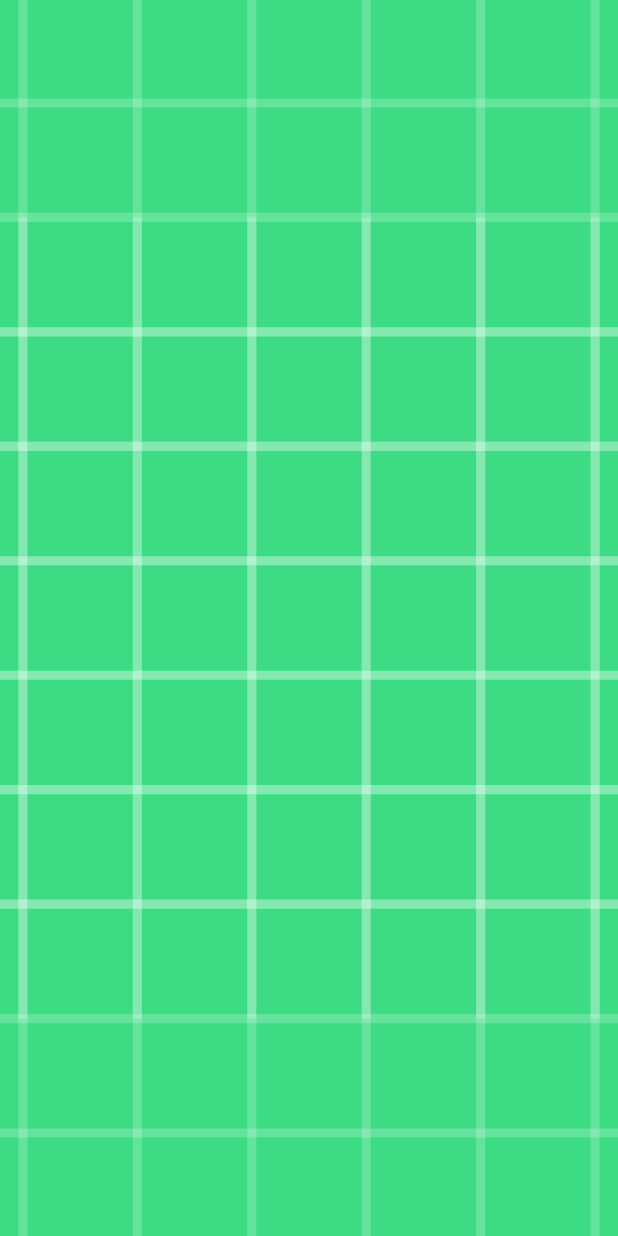
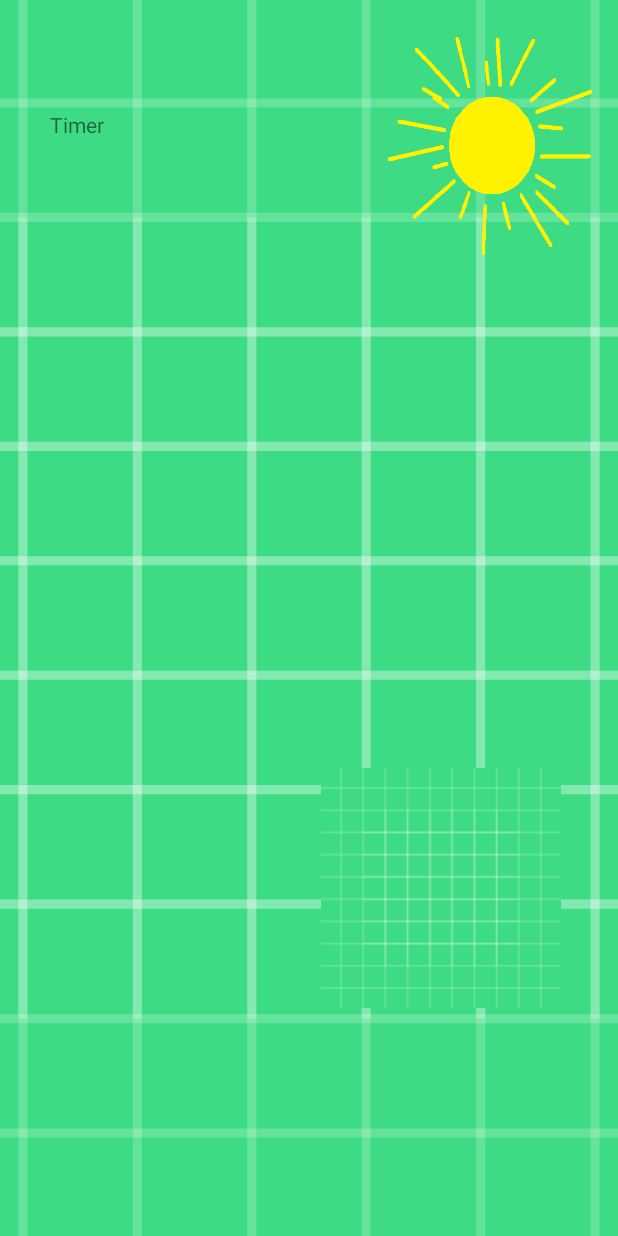
Before and after one commit to Pall00/AndroidProjektiRentoutusApp, an Android app: the layout activity_relaxing.xml on its own in the app's theme, with its tools: preview values and no code run, on a phone screen of 412 x 824 dp. Run offline under Robolectric (Android 15) with nearby library versions, the phone set to English and light mode, and no system bars.

Commit message:
UI fixed for some parts. Music fixed for relaxing mainactivty music not working properly

```diff
--- a/app/src/main/java/com/example/androidprojectirentoutusapp/MainActivity.java
+++ b/app/src/main/java/com/example/androidprojectirentoutusapp/MainActivity.java
@@ -21,13 +21,15 @@ public class MainActivity extends AppCompatActivity {
     private SharedPreferences userdata;
     private SharedPreferences.Editor userdataedit;
 
+    private MediaPlayer mediaPlayer;
+
     @Override
     protected void onCreate(Bundle savedInstanceState) {
         super.onCreate(savedInstanceState);
         setContentView(R.layout.activity_main);
 
-        MediaPlayer music = MediaPlayer.create(MainActivity.this, R.raw.taustamusa);
-        music.start();
+        //MediaPlayer mediaPlayer = MediaPlayer.create(getApplicationContext(), R.raw.taustamusa);
+        //mediaPlayer.start();
 
 
         userdata = getSharedPreferences("Userdata", MODE_PRIVATE);
--- a/app/src/main/java/com/example/androidprojectirentoutusapp/Relaxing.java
+++ b/app/src/main/java/com/example/androidprojectirentoutusapp/Relaxing.java
@@ -43,7 +43,6 @@ public class Relaxing extends AppCompatActivity {
         View view = findViewById(R.id.imageButtonAurinko);
         textView = findViewById(R.id.tvTimer);
         if (!timerOn) {
-            mediaPlayer.stop();
             mediaPlayer.start();
         //Toast.makeText(getApplicationContext(), "Minuutti", Toast.LENGTH_SHORT).show();
             CountDownTimer timer = new CountDownTimer(kello, 1000) {
@@ -55,7 +54,7 @@ public class Relaxing extends AppCompatActivity {
                 }
                 @Override
                 public void onFinish() {
-                    mediaPlayer.stop();
+                    mediaPlayer.pause();
                     textView.setText("Valmis");
                     if(User.getInstance().getLevel() <7 && timerOn){
                         Toast.makeText(getApplicationContext(), "Pääsit uudelle tasolle! Uusia trivia avautui!", Toast.LENGTH_SHORT).show();
@@ -106,9 +105,6 @@ public class Relaxing extends AppCompatActivity {
                 img.setImageResource(R.drawable.level6);
                 break;
             case 6:
-                img.setImageResource(R.drawable.level7);
-                break;
-            case 7:
                 img.setImageResource(R.drawable.level7);
                 break;
         }
--- a/app/src/main/java/com/example/androidprojectirentoutusapp/SetupMenu.java
+++ b/app/src/main/java/com/example/androidprojectirentoutusapp/SetupMenu.java
@@ -5,6 +5,7 @@ import androidx.appcompat.app.AppCompatActivity;
 import android.app.Dialog;
 import android.content.Intent;
 import android.content.SharedPreferences;
+import android.media.MediaPlayer;
 import android.os.Bundle;
 import android.view.View;
 import android.widget.Button;
--- a/app/src/main/java/com/example/androidprojectirentoutusapp/User.java
+++ b/app/src/main/java/com/example/androidprojectirentoutusapp/User.java
@@ -48,7 +48,7 @@ public class User {
     }
 
     public void levelUp(){
-        if(this.getLevel()<7) {
+        if(this.getLevel()<6) {
             this.level += 1;
         }
     }
--- a/app/src/main/res/layout/activity_relaxing.xml
+++ b/app/src/main/res/layout/activity_relaxing.xml
@@ -6,55 +6,59 @@
     android:layout_width="match_parent"
     android:layout_height="match_parent">
 
-    <androidx.constraintlayout.widget.ConstraintLayout
-        android:layout_width="match_parent"
-        android:layout_height="match_parent"
-        android:orientation="horizontal"
-        tools:context=".MainActivity">
+    <ImageView
+        android:id="@+id/imageView"
+        android:layout_width="411dp"
+        android:layout_height="730dp"
+        android:layout_alignParentStart="true"
+        android:layout_alignParentLeft="true"
+        android:layout_alignParentTop="true"
+        android:layout_alignParentEnd="true"
+        android:layout_alignParentRight="true"
+        android:layout_alignParentBottom="true"
+        android:layout_centerInParent="true"
+        android:alpha="1"
+        android:scaleType="centerCrop"
+        app:layout_constraintBottom_toBottomOf="parent"
+        app:layout_constraintEnd_toEndOf="parent"
+        app:layout_constraintStart_toStartOf="parent"
+        app:layout_constraintTop_toTopOf="parent"
+        app:srcCompat="@drawable/ic_launcher_background"
+        tools:visibility="visible" />
+
+    <ImageView
+        android:id="@+id/pupuView"
+        android:layout_width="164dp"
+        android:layout_height="160dp"
+        android:layout_alignParentStart="true"
+        android:layout_alignParentLeft="true"
+        android:layout_alignParentRight="true"
+        android:layout_alignParentBottom="true"
+        android:layout_marginStart="212dp"
+        android:layout_marginLeft="212dp"
+        android:layout_marginRight="35dp"
+        android:layout_marginBottom="152dp"
+        app:srcCompat="@drawable/ic_launcher_background" />
 
     <ImageButton
         android:id="@+id/imageButtonAurinko"
         android:layout_width="136dp"
         android:layout_height="149dp"
+        android:layout_alignParentTop="true"
+        android:layout_alignParentEnd="true"
+        android:layout_marginTop="22dp"
+        android:layout_marginEnd="17dp"
         android:background="@drawable/aurinkokropattutransparent"
-            android:onClick="imageButton"
-            app:layout_constraintBottom_toBottomOf="parent"
-            app:layout_constraintEnd_toEndOf="parent"
-            app:layout_constraintHorizontal_bias="0.941"
-            app:layout_constraintStart_toStartOf="parent"
-            app:layout_constraintTop_toTopOf="parent"
-            app:layout_constraintVertical_bias="0.042" />
+        android:onClick="imageButton" />
 
     <TextView
         android:id="@+id/tvTimer"
         android:layout_width="169dp"
         android:layout_height="20dp"
+        android:layout_alignParentStart="true"
+        android:layout_marginStart="33dp"
         android:layout_marginTop="73dp"
-            android:text="TextView"
-            app:layout_constraintEnd_toEndOf="parent"
-            app:layout_constraintHorizontal_bias="0.365"
-            app:layout_constraintStart_toStartOf="parent"
+        android:text="Timer"
         app:layout_constraintTop_toTopOf="parent" />
 
-        <ImageView
-            android:id="@+id/pupuView"
-            android:layout_width="60sp"
-            android:layout_height="120sp"
-            android:layout_marginBottom="16dp"
-            app:layout_constraintBottom_toBottomOf="parent"
-            app:layout_constraintEnd_toEndOf="parent"
-            app:layout_constraintHorizontal_bias="0.635"
-            app:layout_constraintStart_toStartOf="parent"
-            app:srcCompat="@drawable/ic_launcher_background" />
-
-        <ImageView
-            android:id="@+id/imageView"
-            android:layout_width="match_parent"
-            android:layout_height="match_parent"
-            android:alpha="1"
-            android:scaleType="centerCrop"
-            app:srcCompat="@drawable/ic_launcher_background"
-            tools:layout_editor_absoluteX="-2dp"
-            tools:layout_editor_absoluteY="3dp" />
-    </androidx.constraintlayout.widget.ConstraintLayout>
 </RelativeLayout>
```
Lines whose indentation alone changed are shown as unchanged.
